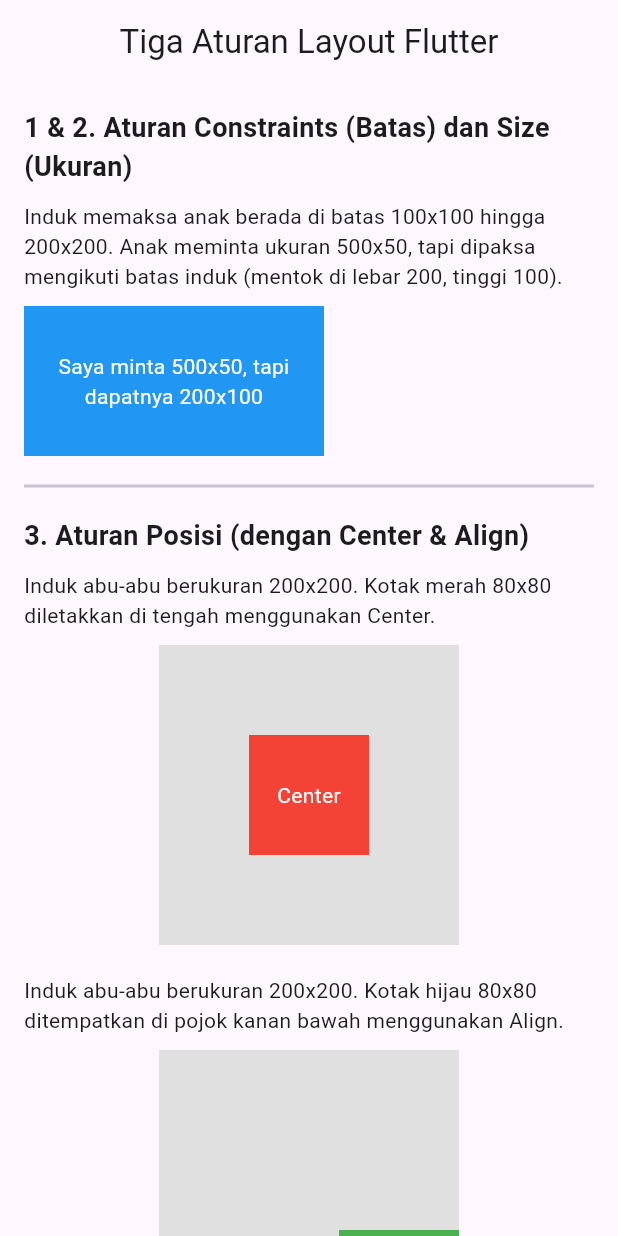
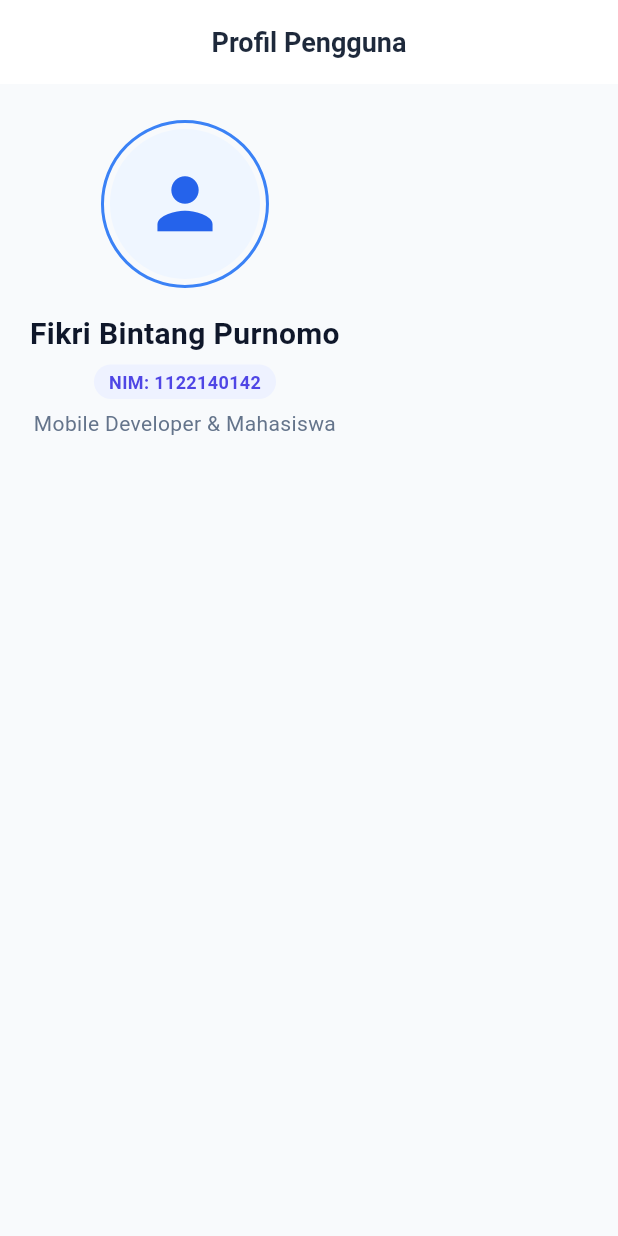
Before and after one commit to FikriBintangx/pert5, a Flutter app: the screen it shows after launch, on a phone screen of 412 x 824 dp. Run offline on Flutter 3.47's test engine with Material 3 defaults, Android fonts, the light colour scheme and no system bars.

Commit message:
refactor: membuat widget avatar dan informasi profil

```diff
--- a/lib/main.dart
+++ b/lib/main.dart
@@ -1,32 +1,63 @@
 import 'package:flutter/material.dart';
 
 void main() {
-  runApp(const MaterialApp(
-    debugShowCheckedModeBanner: false,
-    home: LayoutRulesExample(),
-  ));
+  runApp(const MyApp());
 }
 
-class LayoutRulesExample extends StatelessWidget {
-  const LayoutRulesExample({super.key});
+class MyApp extends StatelessWidget {
+  const MyApp({super.key});
+
+  @override
+  Widget build(BuildContext context) {
+    return MaterialApp(
+      debugShowCheckedModeBanner: false,
+      title: 'Profil Mahasiswa',
+      theme: ThemeData(
+        colorScheme: ColorScheme.fromSeed(seedColor: const Color(0xFF2563EB)),
+        useMaterial3: true,
+      ),
+      home: const ProfilePage(),
+    );
+  }
+}
+
+class ProfilePage extends StatefulWidget {
+  const ProfilePage({super.key});
+
+  @override
+  State<ProfilePage> createState() => _ProfilePageState();
+}
+
+class _ProfilePageState extends State<ProfilePage> {
+  final String userName = 'Fikri Bintang Purnomo';
+  final String nim = '1122140142';
+  final String role = 'Mobile Developer & Mahasiswa';
 
   @override
   Widget build(BuildContext context) {
     return Scaffold(
+      backgroundColor: const Color(0xFFF8FAFC),
       appBar: AppBar(
-        title: const Text('Tiga Aturan Layout Flutter'),
+        title: const Text(
+          'Profil Pengguna',
+          style: TextStyle(fontWeight: FontWeight.w600, fontSize: 18),
+        ),
         centerTitle: true,
+        backgroundColor: Colors.white,
+        foregroundColor: const Color(0xFF1E293B),
+        elevation: 0,
       ),
-      body: const SingleChildScrollView(
-        padding: EdgeInsets.all(16.0),
+      body: SingleChildScrollView(
+        padding: const EdgeInsets.symmetric(horizontal: 20.0, vertical: 24.0),
         child: Column(
-          crossAxisAlignment: CrossAxisAlignment.start,
           children: [
-            MyPages1(),
-            Divider(height: 40, thickness: 2),
-            MyPages2(),
-            Divider(height: 40, thickness: 2),
-            MyPages3(),
+            const ProfileAvatar(),
+            const SizedBox(height: 16),
+            ProfileInfo(
+              userName: userName,
+              nim: nim,
+              role: role,
+            ),
           ],
         ),
       ),
@@ -34,146 +65,77 @@ class LayoutRulesExample extends StatelessWidget {
   }
 }
 
-class MyPages1 extends StatelessWidget {
-  const MyPages1({super.key});
+class ProfileAvatar extends StatelessWidget {
+  const ProfileAvatar({super.key});
+
+  @override
+  Widget build(BuildContext context) {
+    return Container(
+      padding: const EdgeInsets.all(4),
+      decoration: BoxDecoration(
+        shape: BoxShape.circle,
+        border: Border.all(color: const Color(0xFF3B82F6), width: 2),
+      ),
+      child: const CircleAvatar(
+        radius: 50,
+        backgroundColor: Color(0xFFEFF6FF),
+        child: Icon(Icons.person, size: 55, color: Color(0xFF2563EB)),
+      ),
+    );
+  }
+}
+
+class ProfileInfo extends StatelessWidget {
+  final String userName;
+  final String nim;
+  final String role;
+
+  const ProfileInfo({
+    super.key,
+    required this.userName,
+    required this.nim,
+    required this.role,
+  });
 
   @override
   Widget build(BuildContext context) {
     return Column(
-      crossAxisAlignment: CrossAxisAlignment.start,
       children: [
-        const Text(
-          '1 & 2. Aturan Constraints (Batas) dan Size (Ukuran)',
-          style: TextStyle(fontSize: 18, fontWeight: FontWeight.bold),
+        Text(
+          userName,
+          style: const TextStyle(
+            fontSize: 20,
+            fontWeight: FontWeight.bold,
+            color: Color(0xFF0F172A),
+          ),
+          textAlign: TextAlign.center,
         ),
-        const SizedBox(height: 10),
-        const Text(
-          'Induk memaksa anak berada di batas 100x100 hingga 200x200. '
-          'Anak meminta ukuran 500x50, tapi dipaksa mengikuti batas induk (mentok di lebar 200, tinggi 100).',
-        ),
-        const SizedBox(height: 10),
-        ConstrainedBox(
-          constraints: const BoxConstraints(
-            minWidth: 100,
-            maxWidth: 200,
-            minHeight: 100,
-            maxHeight: 200,
+        const SizedBox(height: 6),
+        Container(
+          padding: const EdgeInsets.symmetric(horizontal: 10, vertical: 3),
+          decoration: BoxDecoration(
+            color: const Color(0xFFEEF2FF),
+            borderRadius: BorderRadius.circular(16),
           ),
-          child: SizedBox(
-            width: 500,
-            height: 50,
-            child: DecoratedBox(
-              decoration: const BoxDecoration(color: Colors.blue),
-              child: const Center(
-                child: Text(
-                  'Saya minta 500x50, tapi dapatnya 200x100',
-                  style: TextStyle(color: Colors.white),
-                  textAlign: TextAlign.center,
-                ),
-              ),
+          child: Text(
+            'NIM: $nim',
+            style: const TextStyle(
+              fontSize: 12,
+              fontWeight: FontWeight.w600,
+              color: Color(0xFF4F46E5),
             ),
           ),
+        ),
+        const SizedBox(height: 6),
+        Text(
+          role,
+          style: const TextStyle(
+            fontSize: 14,
+            color: Color(0xFF64748B),
+          ),
+          textAlign: TextAlign.center,
         ),
       ],
     );
   }
 }
-
-class MyPages2 extends StatelessWidget {
-  const MyPages2({super.key});
-
-  @override
-  Widget build(BuildContext context) {
-    return Column(
-      crossAxisAlignment: CrossAxisAlignment.start,
-      children: [
-        const Text(
-          '3. Aturan Posisi (dengan Center & Align)',
-          style: TextStyle(fontSize: 18, fontWeight: FontWeight.bold),
-        ),
-        const SizedBox(height: 10),
-        const Text(
-          'Induk abu-abu berukuran 200x200. Kotak merah 80x80 diletakkan di tengah menggunakan Center.',
-        ),
-        const SizedBox(height: 10),
-        Center(
-          child: Container(
-            width: 200,
-            height: 200,
-            color: Colors.grey[300],
-            child: Center(
-              child: Container(
-                width: 80,
-                height: 80,
-                color: Colors.red,
-                child: const Center(
-                  child: Text('Center', style: TextStyle(color: Colors.white)),
-                ),
-              ),
-            ),
-          ),
-        ),
-        const SizedBox(height: 20),
-        const Text(
-          'Induk abu-abu berukuran 200x200. Kotak hijau 80x80 ditempatkan di pojok kanan bawah menggunakan Align.',
-        ),
-        const SizedBox(height: 10),
-        Center(
-          child: Container(
-            width: 200,
-            height: 200,
-            color: Colors.grey[300],
-            child: Align(
-              alignment: Alignment.bottomRight,
-              child: Container(
-                width: 80,
-                height: 80,
-                color: Colors.green,
-                child: const Center(
-                  child: Text('Align', style: TextStyle(color: Colors.white)),
-                ),
-              ),
-            ),
-          ),
-        ),
-      ],
-    );
-  }
-}
-
-class MyPages3 extends StatelessWidget {
-  const MyPages3({super.key});
-
-  @override
-  Widget build(BuildContext context) {
-    return Column(
-      crossAxisAlignment: CrossAxisAlignment.start,
-      children: [
-        const Text(
-          'Percobaan Aturan 3 (Tanpa Center / Tight Constraints)',
-          style: TextStyle(fontSize: 18, fontWeight: FontWeight.bold),
-        ),
-        const SizedBox(height: 10),
-        const Text(
-          'Tanpa widget Center/Align, anak merah (80x80) dipaksa memenuhi seluruh ukuran induk (200x200).',
-        ),
-        const SizedBox(height: 10),
-        Center(
-          child: Container(
-            width: 200,
-            height: 200,
-            color: Colors.grey[300],
-            child: Container(
-              width: 80,
-              height: 80,
-              color: Colors.red,
-              child: const Center(
-                child: Text('Full 200x200', style: TextStyle(color: Colors.white)),
-              ),
-            ),
-          ),
-        ),
-      ],
-    );
-  }
-}
```
